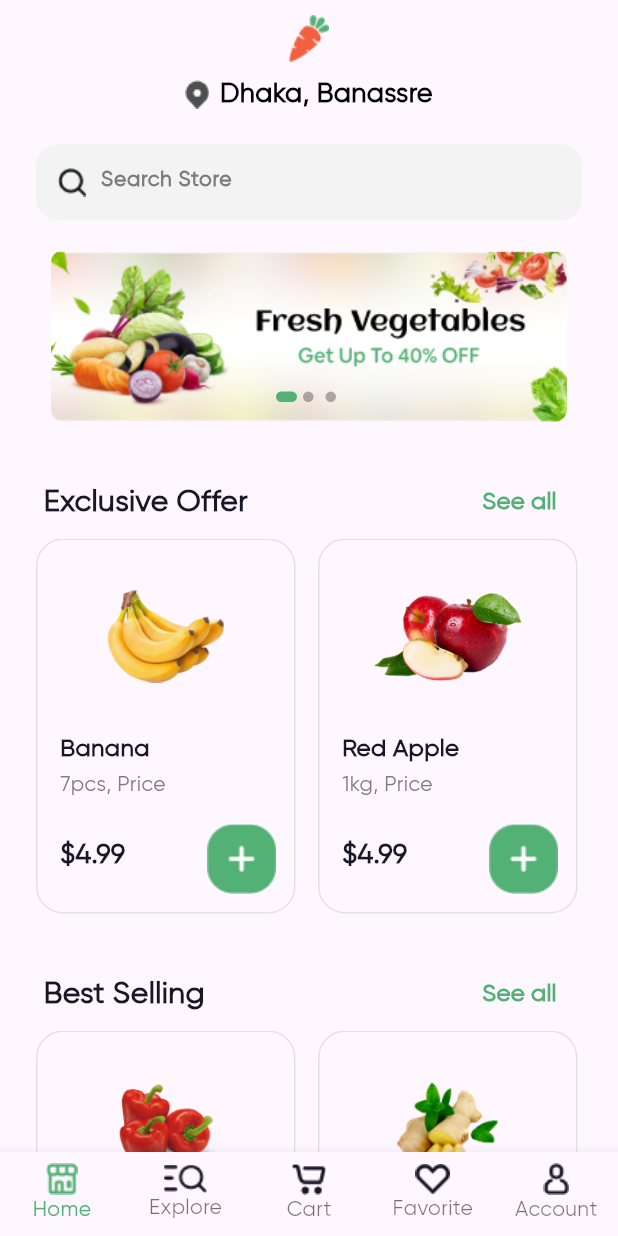
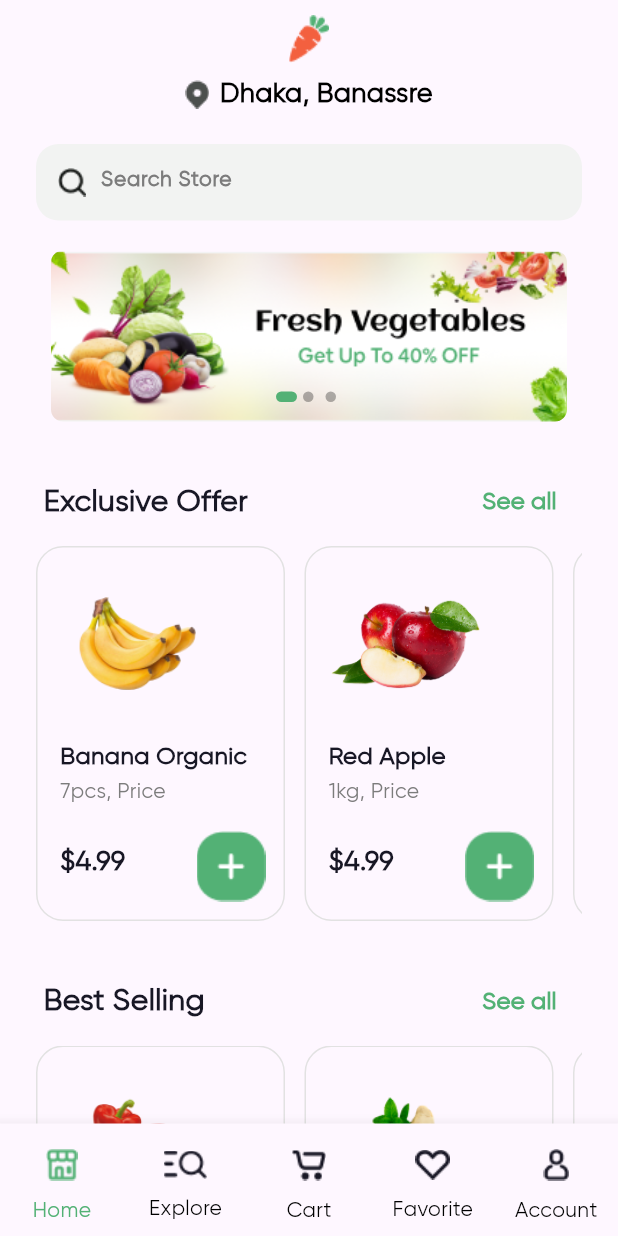
Before and after one commit to aidinghazagh/online_groceries, a Flutter app: the TabsScreen screen opened directly, on a phone screen of 412 x 824 dp. Run offline on Flutter 3.47's test engine with Material 3 defaults, Android fonts, the phone set to English and light mode, and no system bars; drawn by our look-alikes of carousel_slider; our stand-ins replace animated_splash_screen, intl_phone_field.

Commit message:
finished home page

```diff
--- a/lib/data/generic_lists.dart
+++ b/lib/data/generic_lists.dart
@@ -2,7 +2,7 @@ import 'package:online_groceries/models/product.dart';
 
 const exclusiveOffer = [
   Product(
-      name: 'Banana',
+      name: 'Banana Organic',
       quantityPerPrice: '7pcs',
       price: '\$4.99',
       detail:
@@ -19,7 +19,7 @@ const exclusiveOffer = [
       detail:
           'Apples are nutritious. Apples may be good for weight loss. apples may be good for your heart. As part of a healtful and varied diet.',
       nutritions: '100gr',
-      review: 5,
+      review: 1,
       category: Category.fruit,
       brand: Brand.indivisual,
       image: 'apple.png'),
@@ -44,7 +44,7 @@ const bestSelling = [
       detail:
           'Lorem IpsumLorem IpsumLorem IpsumLorem IpsumLorem IpsumLorem IpsumLorem IpsumLorem IpsumLorem IpsumLorem IpsumLorem IpsumLorem IpsumLorem IpsumLorem IpsumLorem IpsumLorem IpsumLorem IpsumLorem IpsumLorem Ipsum',
       nutritions: '100gr',
-      review: 5,
+      review: 4,
       category: Category.fastfood,
       brand: Brand.cocola,
       image: 'bell_peper.png'),
@@ -55,7 +55,7 @@ const bestSelling = [
       detail:
           'Lorem IpsumLorem IpsumLorem IpsumLorem IpsumLorem IpsumLorem IpsumLorem IpsumLorem IpsumLorem IpsumLorem IpsumLorem IpsumLorem IpsumLorem IpsumLorem IpsumLorem IpsumLorem IpsumLorem IpsumLorem IpsumLorem Ipsum',
       nutritions: '100gr',
-      review: 5,
+      review: 3,
       category: Category.fastfood,
       brand: Brand.cocola,
       image: 'ginger.png'),
@@ -66,8 +66,44 @@ const bestSelling = [
       detail:
           'Lorem IpsumLorem IpsumLorem IpsumLorem IpsumLorem IpsumLorem IpsumLorem IpsumLorem IpsumLorem IpsumLorem IpsumLorem IpsumLorem IpsumLorem IpsumLorem IpsumLorem IpsumLorem IpsumLorem IpsumLorem IpsumLorem Ipsum',
       nutritions: '100gr',
-      review: 5,
+      review: 2,
       category: Category.fastfood,
       brand: Brand.cocola,
       image: 'diet_coke.png'),
 ];
+
+const groceries = [
+  Product(
+      name: 'Beef Bone',
+      quantityPerPrice: '1kg',
+      price: '\$4.99',
+      detail:
+          'Lorem IpsumLorem IpsumLorem IpsumLorem IpsumLorem IpsumLorem IpsumLorem IpsumLorem IpsumLorem IpsumLorem IpsumLorem IpsumLorem IpsumLorem IpsumLorem IpsumLorem IpsumLorem IpsumLorem IpsumLorem IpsumLorem Ipsum',
+      nutritions: '100gr',
+      review: 5,
+      category: Category.groceries,
+      brand: Brand.indivisual,
+      image: 'beef_bone.png'),
+  Product(
+      name: 'Broiler Chicken',
+      quantityPerPrice: '7pcs',
+      price: '\$4.99',
+      detail:
+          'Lorem IpsumLorem IpsumLorem IpsumLorem IpsumLorem IpsumLorem IpsumLorem IpsumLorem IpsumLorem IpsumLorem IpsumLorem IpsumLorem IpsumLorem IpsumLorem IpsumLorem IpsumLorem IpsumLorem IpsumLorem IpsumLorem Ipsum',
+      nutritions: '100gr',
+      review: 5,
+      category: Category.groceries,
+      brand: Brand.indivisual,
+      image: 'chicken.png'),
+  Product(
+      name: 'Banana Organic',
+      quantityPerPrice: '7pcs',
+      price: '\$4.99',
+      detail:
+          'Bananas are nutritious. Bananas may be good for weight loss. apples may be good for your heart. As part of a healtful and varied diet.',
+      nutritions: '100gr',
+      review: 4,
+      category: Category.fruit,
+      brand: Brand.indivisual,
+      image: 'banana.png'),
+];
--- /dev/null
+++ b/lib/data/groceries_categories.dart
@@ -0,0 +1,8 @@
+import 'package:online_groceries/colors/colors.dart';
+import 'package:online_groceries/widgets/groceries_category.dart';
+
+final groceriesCategories = [
+  GroceriesCategory(
+      image: 'pulses.png', title: 'Pulses', color: AppColors.pulses()),
+  GroceriesCategory(image: 'rice.png', title: 'Rice', color: AppColors.rice()),
+];
--- a/lib/models/product.dart
+++ b/lib/models/product.dart
@@ -4,6 +4,7 @@ enum Category {
   chips,
   fastfood,
   fruit,
+  groceries,
 }
 
 enum Brand {
--- a/lib/screens/home_screen.dart
+++ b/lib/screens/home_screen.dart
@@ -2,8 +2,10 @@ import 'package:carousel_slider/carousel_slider.dart';
 import 'package:flutter/material.dart';
 import 'package:online_groceries/colors/colors.dart';
 import 'package:online_groceries/data/generic_lists.dart';
+import 'package:online_groceries/data/groceries_categories.dart';
 import 'package:online_groceries/style/app_text_styles.dart';
 import 'package:online_groceries/widgets/exclusive_offer.dart';
+import 'package:online_groceries/widgets/groceries_category.dart';
 import 'package:online_groceries/widgets/home_location.dart';
 import 'package:online_groceries/widgets/seeall.dart';
 
@@ -150,7 +152,31 @@ class _HomeScreenState extends State<HomeScreen> {
                   listName: exclusiveOffer,
                 ),
                 const SeeAll(title: 'Best Selling'),
-                const HorizantalBuilder(listName: bestSelling)
+                const HorizantalBuilder(listName: bestSelling),
+                const SeeAll(title: 'Groceries'),
+                SizedBox(
+                  width: double.infinity,
+                  height: 110,
+                  child: ListView.builder(
+                      scrollDirection: Axis.horizontal,
+                      itemCount: groceriesCategories.length,
+                      itemBuilder: (context, index) {
+                        return Row(
+                          children: [
+                            GroceriesCategory(
+                                image: groceriesCategories[index].image,
+                                title: groceriesCategories[index].title,
+                                color: groceriesCategories[index].color),
+                            if (index != groceriesCategories.length - 1)
+                              const SizedBox(
+                                width: 15,
+                              ),
+                          ],
+                        );
+                      }),
+                ),
+                const SizedBox(height: 20),
+                const HorizantalBuilder(listName: groceries),
               ],
             ),
           ),
--- a/lib/screens/tabs_screen.dart
+++ b/lib/screens/tabs_screen.dart
@@ -52,42 +52,60 @@ class _TabsScreenState extends State<TabsScreen> {
         onTap: _selectPage,
         currentIndex: _selectedPageIndex,
         selectedItemColor: AppColors.primary(),
-        unselectedLabelStyle: AppTextStyle.subtitle(),
-        selectedLabelStyle: AppTextStyle.subtitle(),
+        unselectedItemColor: Colors.black,
+        unselectedLabelStyle:
+            AppTextStyle.subtitle().copyWith(fontWeight: FontWeight.normal),
+        selectedLabelStyle:
+            AppTextStyle.subtitle().copyWith(fontWeight: FontWeight.normal),
         type: BottomNavigationBarType.fixed,
         items: [
           BottomNavigationBarItem(
-            icon: Image.asset(
+            icon: Container(
+              padding: const EdgeInsets.symmetric(vertical: 10),
+              child: Image.asset(
                 'assets/images/Home.png',
                 color: _selectedPageIndex == 0 ? AppColors.primary() : null,
+              ),
             ),
             label: 'Home',
           ),
           BottomNavigationBarItem(
-            icon: Image.asset(
+            icon: Container(
+              padding: const EdgeInsets.symmetric(vertical: 10),
+              child: Image.asset(
                 'assets/images/explore.png',
                 color: _selectedPageIndex == 1 ? AppColors.primary() : null,
+              ),
             ),
             label: 'Explore',
           ),
           BottomNavigationBarItem(
-            icon: Image.asset(
+            icon: Container(
+              padding: const EdgeInsets.symmetric(vertical: 10),
+              child: Image.asset(
                 'assets/images/cart.png',
                 color: _selectedPageIndex == 2 ? AppColors.primary() : null,
+              ),
             ),
             label: 'Cart',
           ),
           BottomNavigationBarItem(
-            icon: Image.asset(
+            icon: Container(
+              padding: const EdgeInsets.symmetric(vertical: 10),
+              child: Image.asset(
                 'assets/images/favorite.png',
                 color: _selectedPageIndex == 3 ? AppColors.primary() : null,
+              ),
             ),
             label: 'Favorite',
           ),
           BottomNavigationBarItem(
-            icon: Image.asset(
+            icon: Container(
+              padding: const EdgeInsets.symmetric(vertical: 10),
+              child: Image.asset(
                 'assets/images/account.png',
                 color: _selectedPageIndex == 4 ? AppColors.primary() : null,
+              ),
             ),
             label: 'Account',
           ),
--- a/lib/widgets/exclusive_offer.dart
+++ b/lib/widgets/exclusive_offer.dart
@@ -1,6 +1,7 @@
 import 'package:flutter/material.dart';
 import 'package:online_groceries/colors/colors.dart';
 import 'package:online_groceries/models/product.dart';
+import 'package:online_groceries/screens/product_detail.dart';
 import 'package:online_groceries/style/app_text_styles.dart';
 
 class HorizantalBuilder extends StatelessWidget {
@@ -17,12 +18,18 @@ class HorizantalBuilder extends StatelessWidget {
         scrollDirection: Axis.horizontal,
         itemCount: listName.length,
         itemBuilder: (context, index) {
-          return Padding(
-            padding: const EdgeInsets.only(right: 15),
+          return Row(
+            children: [
+              InkWell(
+                onTap: () {
+                  Navigator.of(context).push(MaterialPageRoute(
+                      builder: (context) =>
+                          ProductDetail(product: listName[index])));
+                },
                 child: Stack(
                   children: [
                     Container(
-                  width: 173,
+                      width: 166,
                       decoration: BoxDecoration(
                           borderRadius: BorderRadius.circular(18),
                           border: Border.all(color: AppColors.cardBorder())),
@@ -34,13 +41,11 @@ class HorizantalBuilder extends StatelessWidget {
                             const SizedBox(
                               height: 33,
                             ),
-                        Center(
-                          child: Image.asset(
+                            Image.asset(
                               'assets/images/${listName[index].image}',
                               width: 103,
                               height: 62,
                               fit: BoxFit.contain,
-                          ),
                             ),
                             const SizedBox(height: 33),
                             Text(
@@ -71,6 +76,12 @@ class HorizantalBuilder extends StatelessWidget {
                     ),
                   ],
                 ),
+              ),
+              if (index != listName.length - 1)
+                const SizedBox(
+                  width: 13,
+                )
+            ],
           );
         },
       ),
--- a/lib/widgets/seeall.dart
+++ b/lib/widgets/seeall.dart
@@ -8,7 +8,7 @@ class SeeAll extends StatelessWidget {
   @override
   Widget build(BuildContext context) {
     return Padding(
-      padding: const EdgeInsets.only(left: 5, top: 30, right: 5),
+      padding: const EdgeInsets.only(left: 5, top: 30, right: 5, bottom: 5),
       child: Row(
         mainAxisAlignment: MainAxisAlignment.spaceBetween,
         children: [
```
Also changed, not shown: lib/colors/colors.dart (+8 -0 lines), lib/models/gorecires_category.dart (added, +10 -0 lines), lib/screens/product_detail.dart (added, +28 -0 lines), lib/widgets/groceries_category.dart (added, +39 -0 lines), assets/images/beef_bone.png (added), assets/images/chicken.png (added), assets/images/pulses.png (added), assets/images/rice.png (added). Lines whose indentation alone changed are shown as unchanged.
